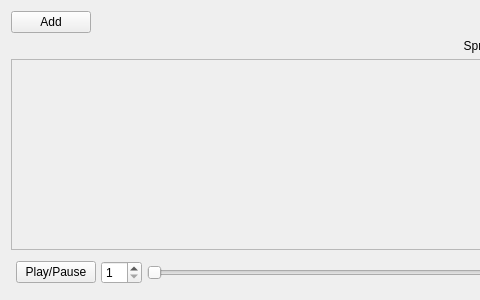
The window that framesviewer.ui (zxjorge/SpriteED) describes before a commit, drawn with Qt 5; both pictures show x 0 to 480 and y 0 to 300 of the 1000 by 300 pixel window.
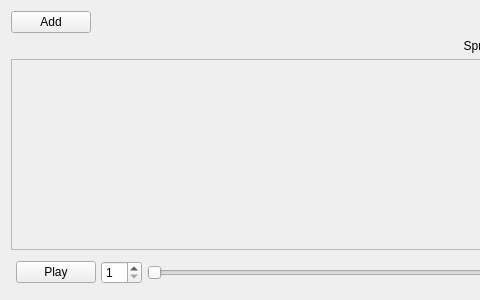
The same window after the commit.

Commit message: QOL on play/pause button to switch

```diff
--- a/framesviewer.ui
+++ b/framesviewer.ui
@@ -109,7 +109,7 @@
        <item>
         <widget class="QPushButton" name="playButton">
          <property name="text">
-          <string>Play/Pause</string>
+          <string>Play</string>
          </property>
         </widget>
        </item>
```
Left out of the diff: 4 changed lines with no effect on the pictures. The commit also changes 1 other file.
